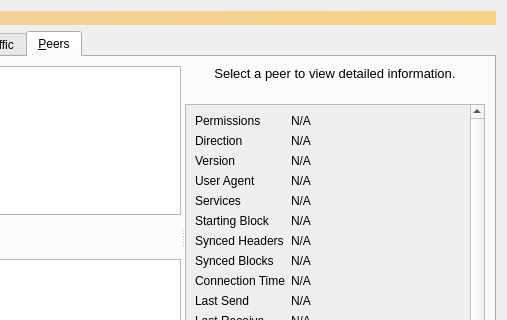
Qt form src/qt/forms/debugwindow.ui (bitcoincore-dev/bitcoin-2001-863168-294116-d812cf1189) before a commit; both pictures show x 241 to 748 and y 0 to 320 of the 748 by 430 pixel window.
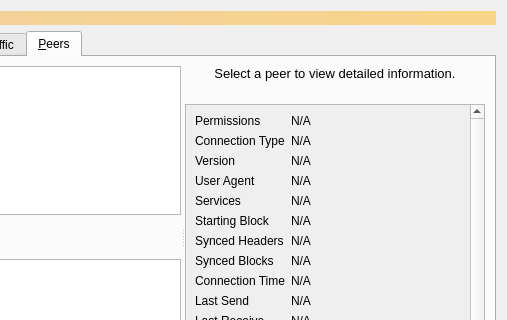
The same form after that commit. The open tabs and pages were chosen to show the change. Icons and pictures are not drawn. Custom widgets are drawn as their Qt base class.

Commit message:
gui: replace Direction with Connection Type in peer details
Github-Pull: gui#163
Rebased-From: 2c19ba2e1d26e2077da8b469f44588c20af87e23

Patch:
```diff
--- a/src/qt/forms/debugwindow.ui
+++ b/src/qt/forms/debugwindow.ui
@@ -1105,7 +1105,7 @@
                <item row="1" column="0">
                 <widget class="QLabel" name="label_23">
                  <property name="text">
-                  <string>Direction</string>
+                  <string>Connection Type</string>
                  </property>
                 </widget>
                </item>
```
Left out of the diff: 7 changed lines with no effect on the pictures. The commit also changes 1 other file.
